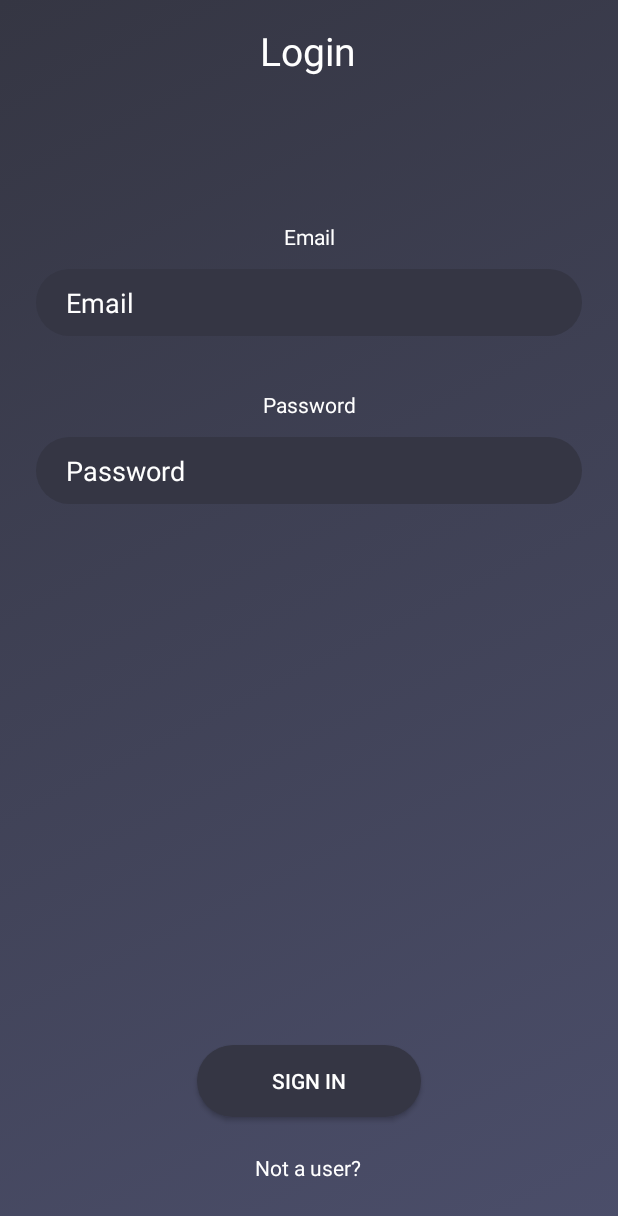
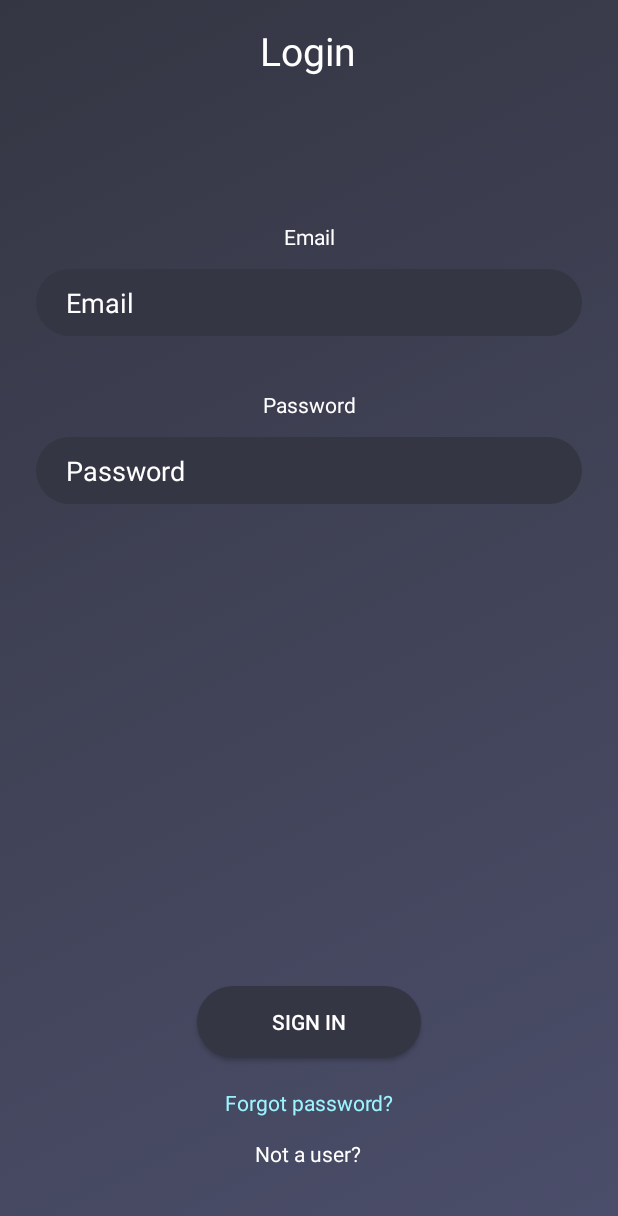
Before and after one commit to druit/Wallet-Analyzer, an Android app: the screen it shows after launch (LoginActivity), on a phone screen of 412 x 824 dp. Shown: the top 1216 px of the screen. Run offline under Robolectric (Android 15) with nearby library versions, the phone set to English and light mode, and no system bars; our stand-ins replace Firebase (no records; nobody signed in at launch, a user with empty details on screens opened directly); libraries missing offline, so code that uses them is left out: com.pixplicity.easyprefs; 2 statements that could not run were skipped.

Commit message:
1. Fixed Strings as locale language (need more) 2. Fixed Login Activity after register (without verified not logged in) auto

```diff
--- a/app/src/main/java/gr/ict/wallet_analyzer/activities/LoginActivity.java
+++ b/app/src/main/java/gr/ict/wallet_analyzer/activities/LoginActivity.java
@@ -39,6 +39,7 @@ public class LoginActivity extends BaseActivity {
         final EditText emailEditText = findViewById(R.id.email);
         final EditText passwordEditText = findViewById(R.id.password);
         Button loginButton = findViewById(R.id.login_button);
+
         loadingProgressBar = findViewById(R.id.loading);
 
         passwordEditText.setOnEditorActionListener(new TextView.OnEditorActionListener() {
@@ -60,6 +61,14 @@ public class LoginActivity extends BaseActivity {
             }
         });
 
+        TextView forgotPass  = findViewById(R.id.forgotPass);
+        forgotPass.setOnClickListener(new View.OnClickListener() {
+            @Override
+            public void onClick(View view) {
+
+            }
+        });
+
         TextView notAUserText = findViewById(R.id.not_a_user_text);
         notAUserText.setOnClickListener(new View.OnClickListener() {
             @Override
@@ -72,7 +81,7 @@ public class LoginActivity extends BaseActivity {
 
     private void updateUiWithUser(FirebaseUser user) {
         // TODO : initiate successful logged in experience
-        Toast.makeText(LoginActivity.this, "Logged in successful.", Toast.LENGTH_LONG).show();
+        Toast.makeText(LoginActivity.this, getApplicationContext().getResources().getString(R.string.login_success_message), Toast.LENGTH_LONG).show();
         loadingProgressBar.setVisibility(View.INVISIBLE);
 
         Intent intent = new Intent(this, MainActivity.class);
@@ -117,7 +126,8 @@ public class LoginActivity extends BaseActivity {
         super.onStart();
         FirebaseUser currentUser = mAuth.getCurrentUser();
 
-        if (currentUser != null)
+        if (currentUser != null && currentUser.isEmailVerified()) {
             updateUiWithUser(currentUser);
+        }
     }
 }
--- a/app/src/main/java/gr/ict/wallet_analyzer/activities/MapsActivity.java
+++ b/app/src/main/java/gr/ict/wallet_analyzer/activities/MapsActivity.java
@@ -91,7 +91,7 @@ public class MapsActivity extends FragmentActivity implements GoogleMap.OnMyLoca
             System.out.println("GPSTRACKER "+ gpsTracker.getLatitude());
         } catch (NullPointerException e) {
             e.printStackTrace();
-            Toast.makeText(getApplicationContext(), "GPS disabled", Toast.LENGTH_SHORT).show();
+            Toast.makeText(getApplicationContext(), getApplicationContext().getResources().getString(R.string.gen_error_gps), Toast.LENGTH_SHORT).show();
         }
     }
 
--- a/app/src/main/java/gr/ict/wallet_analyzer/activities/RegisterActivity.java
+++ b/app/src/main/java/gr/ict/wallet_analyzer/activities/RegisterActivity.java
@@ -84,7 +84,7 @@
                                     @Override
                                     public void onComplete(@NonNull Task<Void> task) {
                                         if (task.isSuccessful()) {
-                                            Toast.makeText(RegisterActivity.this, "Registered Successful. Please check your email", Toast.LENGTH_SHORT).show();
+                                            Toast.makeText(RegisterActivity.this, getApplicationContext().getResources().getString(R.string.register_success_message), Toast.LENGTH_SHORT).show();
                                             startActivity(new Intent(RegisterActivity.this, LoginActivity.class));
                                         } else {
                                             Toast.makeText(RegisterActivity.this, task.getException().getMessage(), Toast.LENGTH_SHORT).show();
@@ -95,7 +95,7 @@
                             } else {
                                 // If sign in fails, display a message to the user.
                                 Log.w(TAG, "createUserWithEmail:failure", task.getException());
-                                Toast.makeText(RegisterActivity.this, "Authentication failed.",
+                                Toast.makeText(RegisterActivity.this, task.getException().getMessage(),
                                         Toast.LENGTH_SHORT).show();
                             }
                         }
--- a/app/src/main/res/layout/activity_login.xml
+++ b/app/src/main/res/layout/activity_login.xml
@@ -17,7 +17,7 @@
         android:layout_width="wrap_content"
         android:layout_height="wrap_content"
         android:layout_marginTop="16dp"
-        android:text="Login"
+        android:text="@string/gen_login"
         android:textColor="#fff"
         android:textSize="26dp"
         app:layout_constraintEnd_toEndOf="parent"
@@ -98,13 +98,26 @@
         app:layout_constraintEnd_toEndOf="parent"
         app:layout_constraintStart_toStartOf="parent"
         app:layout_constraintTop_toBottomOf="@+id/textView2" />
+    <TextView
+        android:id="@+id/forgotPass"
+        android:layout_width="match_parent"
+        android:layout_height="wrap_content"
+        android:layout_below="@+id/signUp"
+        app:layout_constraintEnd_toEndOf="parent"
+        app:layout_constraintHorizontal_bias="0.498"
+        app:layout_constraintStart_toStartOf="parent"
+        app:layout_constraintTop_toBottomOf="@+id/login_button"
+        android:layout_marginTop="20dp"
+        android:text="@string/gen_forgot_password"
+        android:textAlignment="center"
+        android:textColor="#9DF4FF" />
 
     <TextView
         android:id="@+id/not_a_user_text"
         android:layout_width="wrap_content"
         android:layout_height="wrap_content"
 
-        android:layout_marginTop="24dp"
+        android:layout_marginTop="54dp"
         android:text="@string/gen_guest"
         android:textAlignment="center"
         android:textColor="#fff"
@@ -121,7 +134,7 @@
         android:layout_marginStart="48dp"
         android:layout_marginTop="16dp"
         android:layout_marginEnd="48dp"
-        android:layout_marginBottom="24dp"
+        android:layout_marginBottom="70dp"
         android:background="@drawable/button_background"
         android:paddingStart="50dp"
         android:paddingTop="10dp"
--- a/app/src/main/res/layout/activity_register.xml
+++ b/app/src/main/res/layout/activity_register.xml
@@ -14,9 +14,9 @@
         android:layout_alignParentStart="true"
         android:layout_alignParentTop="true"
         android:layout_alignParentEnd="true"
-        android:layout_marginStart="144dp"
+        android:layout_marginStart="104dp"
         android:layout_marginTop="32dp"
-        android:layout_marginEnd="144dp"
+        android:layout_marginEnd="104dp"
 
         android:text="@string/gen_register"
         android:textAlignment="center"
--- a/app/src/main/res/layout/add_item_my_account.xml
+++ b/app/src/main/res/layout/add_item_my_account.xml
@@ -145,7 +145,7 @@
             android:layout_marginEnd="20dp"
             android:layout_marginBottom="20dp"
             android:background="@drawable/button_background_2"
-            android:text="Save" />
+            android:text="@string/gen_save" />
 
     </LinearLayout>
 
--- a/app/src/main/res/values/strings.xml
+++ b/app/src/main/res/values/strings.xml
@@ -84,7 +84,13 @@
     <string name="gen_description">Description</string>
     <string name="gen_salary">Salary</string>
     <string name="gen_bank_account">Bank Account</string>
-
+    <string name="gen_error_add_item">Please complete the form</string>
+    <string name="gen_error_bank_already">There is an activated bank account</string>
+    <string name="gen_error_gps">GPS disabled</string>
+    <string name="gen_login">Login</string>
+    <string name="login_success_message">Logged in successful.</string>
+    <string name="register_success_message">Registered Successful. Please check your email.</string>
+    <string name="gen_forgot_password">Forgot password?</string>
 
 
 </resources>
```
Also changed, not shown: app/src/main/java/gr/ict/wallet_analyzer/activities/MainActivity.java (+8 -4 lines), app/src/main/java/gr/ict/wallet_analyzer/activities/fragments/Statistics.java (+18 -68 lines), app/src/main/java/gr/ict/wallet_analyzer/helpers/BankEditPopup.java (+48 -9 lines), 1 other file.
